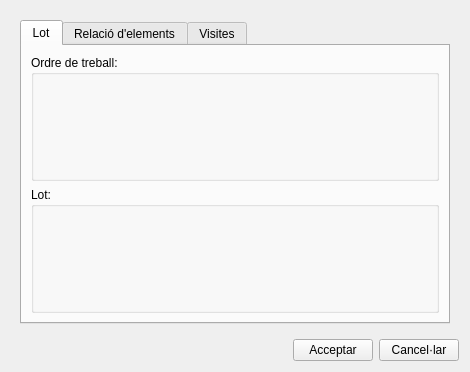
Before: the Qt Designer form core/ui/toolbars/cm/add_lot.ui in Giswater/giswater_qgis_plugin, drawn with Qt 5.
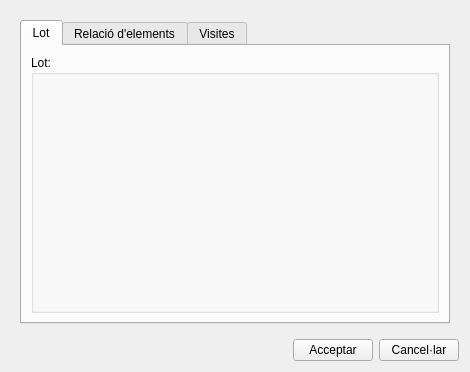
After: the same form once the commit is applied. Icons and pictures are not drawn.

Patch:
```diff
--- a/core/ui/toolbars/cm/add_lot.ui
+++ b/core/ui/toolbars/cm/add_lot.ui
@@ -26,19 +26,7 @@
          <attribute name="title">
           <string>Lot</string>
          </attribute>
-         <layout class="QVBoxLayout" name="verticalLayout" stretch="0,0">
-          <item>
-           <widget class="QGroupBox" name="grb_ot">
-            <property name="title">
-             <string>Ordre de treball:</string>
-            </property>
-            <layout class="QGridLayout" name="gridLayout">
-             <item row="0" column="0">
-              <layout class="QGridLayout" name="lyt_data_1"/>
-             </item>
-            </layout>
-           </widget>
-          </item>
+         <layout class="QVBoxLayout" name="verticalLayout" stretch="0">
           <item>
            <widget class="QGroupBox" name="grb_lot">
             <property name="title">
```
